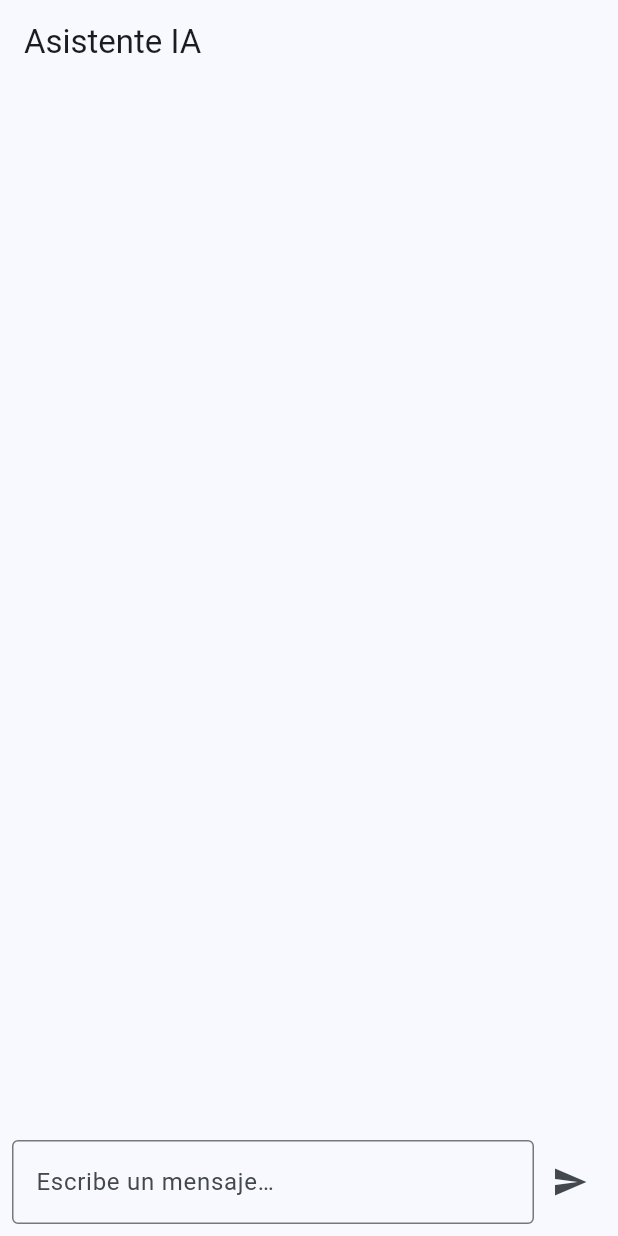
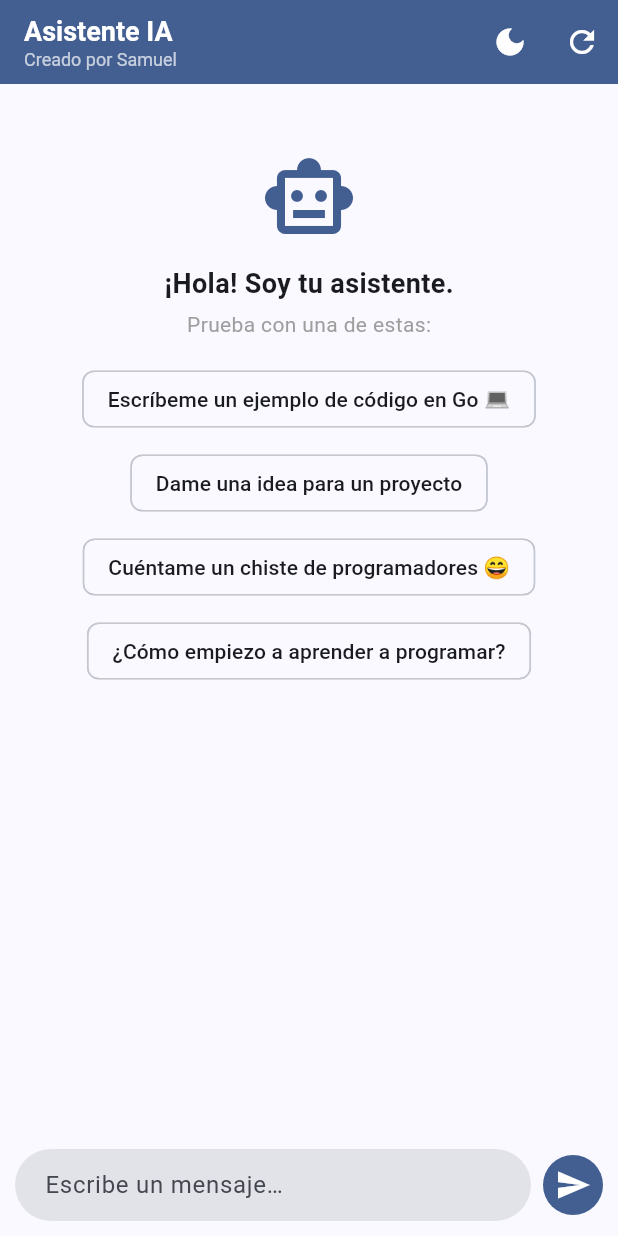
Before and after one commit to samuelcatalanz123/asistente-ia, a Flutter app: the screen it shows after launch, after a tap on the "send" icon, on a phone screen of 412 x 824 dp. Run offline on Flutter 3.47's test engine with Material 3 defaults, Android fonts, the phone set to English and light mode, and no system bars.

Commit message:
feat(flutter): rediseno moderno de la app movil + modo oscuro, nueva conversacion y preguntas de ejemplo
Co-Authored-By: Claude Opus 4.8 (1M context) <noreply@anthropic.com>

```diff
--- a/app/lib/main.dart
+++ b/app/lib/main.dart
@@ -14,15 +14,43 @@ void main() {
   runApp(const AsistenteApp());
 }
 
-class AsistenteApp extends StatelessWidget {
+class AsistenteApp extends StatefulWidget {
   const AsistenteApp({super.key});
+
+  @override
+  State<AsistenteApp> createState() => _AsistenteAppState();
+}
+
+class _AsistenteAppState extends State<AsistenteApp> {
+  ThemeMode _modo = ThemeMode.light;
+
+  void _alternarTema() {
+    setState(() {
+      _modo = _modo == ThemeMode.light ? ThemeMode.dark : ThemeMode.light;
+    });
+  }
 
   @override
   Widget build(BuildContext context) {
     return MaterialApp(
       title: 'Asistente IA',
-      theme: ThemeData(colorSchemeSeed: Colors.blue, useMaterial3: true),
-      home: ChatScreen(service: ChatService(baseUrl: backendUrl)),
+      debugShowCheckedModeBanner: false,
+      theme: ThemeData(
+        colorSchemeSeed: const Color(0xFF1A73E8),
+        useMaterial3: true,
+        brightness: Brightness.light,
+      ),
+      darkTheme: ThemeData(
+        colorSchemeSeed: const Color(0xFF1A73E8),
+        useMaterial3: true,
+        brightness: Brightness.dark,
+      ),
+      themeMode: _modo,
+      home: ChatScreen(
+        service: ChatService(baseUrl: backendUrl),
+        onToggleTheme: _alternarTema,
+        isDark: _modo == ThemeMode.dark,
+      ),
     );
   }
 }
--- a/app/lib/screens/chat_screen.dart
+++ b/app/lib/screens/chat_screen.dart
@@ -4,7 +4,15 @@ import '../services/chat_service.dart';
 
 class ChatScreen extends StatefulWidget {
   final ChatService service;
-  const ChatScreen({super.key, required this.service});
+  final VoidCallback onToggleTheme;
+  final bool isDark;
+
+  const ChatScreen({
+    super.key,
+    required this.service,
+    required this.onToggleTheme,
+    required this.isDark,
+  });
 
   @override
   State<ChatScreen> createState() => _ChatScreenState();
@@ -12,11 +20,32 @@ class ChatScreen extends StatefulWidget {
 
 class _ChatScreenState extends State<ChatScreen> {
   final _controller = TextEditingController();
+  final _scroll = ScrollController();
   final _messages = <Message>[];
   bool _loading = false;
 
-  Future<void> _send() async {
-    final text = _controller.text.trim();
+  // Preguntas de ejemplo que se muestran al empezar.
+  static const _preguntas = [
+    'Escríbeme un ejemplo de código en Go 💻',
+    'Dame una idea para un proyecto',
+    'Cuéntame un chiste de programadores 😄',
+    '¿Cómo empiezo a aprender a programar?',
+  ];
+
+  void _bajarDelTodo() {
+    WidgetsBinding.instance.addPostFrameCallback((_) {
+      if (_scroll.hasClients) {
+        _scroll.animateTo(
+          _scroll.position.maxScrollExtent,
+          duration: const Duration(milliseconds: 250),
+          curve: Curves.easeOut,
+        );
+      }
+    });
+  }
+
+  Future<void> _send(String text) async {
+    text = text.trim();
     if (text.isEmpty || _loading) return;
 
     setState(() {
@@ -24,6 +53,7 @@ class _ChatScreenState extends State<ChatScreen> {
       _loading = true;
       _controller.clear();
     });
+    _bajarDelTodo();
 
     try {
       final reply = await widget.service.sendMessages(_messages);
@@ -31,64 +61,188 @@ class _ChatScreenState extends State<ChatScreen> {
       setState(() => _messages.add(Message(role: 'assistant', content: reply)));
     } catch (e) {
       if (!mounted) return;
-      setState(() => _messages
-          .add(Message(role: 'assistant', content: 'No me pude conectar, inténtalo de nuevo')));
+      setState(() => _messages.add(Message(
+          role: 'assistant',
+          content: '⚠️ No me pude conectar, inténtalo de nuevo')));
     } finally {
       if (mounted) setState(() => _loading = false);
+      _bajarDelTodo();
     }
+  }
+
+  void _nuevaConversacion() {
+    setState(() {
+      _messages.clear();
+      _loading = false;
+    });
   }
 
   @override
   Widget build(BuildContext context) {
+    final theme = Theme.of(context);
+    final colors = theme.colorScheme;
+
     return Scaffold(
-      appBar: AppBar(title: const Text('Asistente IA')),
+      appBar: AppBar(
+        backgroundColor: colors.primary,
+        foregroundColor: Colors.white,
+        title: Column(
+          crossAxisAlignment: CrossAxisAlignment.start,
+          mainAxisSize: MainAxisSize.min,
+          children: const [
+            Text('Asistente IA',
+                style: TextStyle(fontWeight: FontWeight.bold, fontSize: 18)),
+            Text('Creado por Samuel',
+                style: TextStyle(fontSize: 12, color: Colors.white70)),
+          ],
+        ),
+        actions: [
+          IconButton(
+            tooltip: 'Modo claro/oscuro',
+            icon: Icon(widget.isDark ? Icons.light_mode : Icons.dark_mode),
+            onPressed: widget.onToggleTheme,
+          ),
+          IconButton(
+            tooltip: 'Nueva conversación',
+            icon: const Icon(Icons.refresh),
+            onPressed: _nuevaConversacion,
+          ),
+        ],
+      ),
       body: Column(
         children: [
           Expanded(
-            child: ListView.builder(
-              padding: const EdgeInsets.all(12),
+            child: _messages.isEmpty ? _bienvenida(colors) : _listaMensajes(colors),
+          ),
+          if (_loading)
+            const Padding(
+              padding: EdgeInsets.all(10),
+              child: Row(
+                children: [
+                  SizedBox(
+                      width: 16,
+                      height: 16,
+                      child: CircularProgressIndicator(strokeWidth: 2)),
+                  SizedBox(width: 10),
+                  Text('escribiendo…'),
+                ],
+              ),
+            ),
+          _barraEscribir(colors),
+        ],
+      ),
+    );
+  }
+
+  // Pantalla de bienvenida con las preguntas de ejemplo.
+  Widget _bienvenida(ColorScheme colors) {
+    return SingleChildScrollView(
+      padding: const EdgeInsets.all(24),
+      child: Column(
+        crossAxisAlignment: CrossAxisAlignment.center,
+        children: [
+          const SizedBox(height: 20),
+          Icon(Icons.smart_toy_outlined, size: 64, color: colors.primary),
+          const SizedBox(height: 12),
+          const Text('¡Hola! Soy tu asistente.',
+              style: TextStyle(fontSize: 18, fontWeight: FontWeight.w600)),
+          const SizedBox(height: 4),
+          const Text('Prueba con una de estas:',
+              style: TextStyle(color: Colors.grey)),
+          const SizedBox(height: 16),
+          Wrap(
+            alignment: WrapAlignment.center,
+            spacing: 8,
+            runSpacing: 8,
+            children: _preguntas
+                .map((p) => ActionChip(
+                      label: Text(p),
+                      onPressed: () => _send(p),
+                    ))
+                .toList(),
+          ),
+        ],
+      ),
+    );
+  }
+
+  Widget _listaMensajes(ColorScheme colors) {
+    return ListView.builder(
+      controller: _scroll,
+      padding: const EdgeInsets.all(14),
       itemCount: _messages.length,
       itemBuilder: (context, i) {
         final m = _messages[i];
         return Align(
           alignment: m.isUser ? Alignment.centerRight : Alignment.centerLeft,
           child: Container(
-                    margin: const EdgeInsets.symmetric(vertical: 4),
-                    padding: const EdgeInsets.all(12),
+            margin: const EdgeInsets.symmetric(vertical: 5),
+            padding: const EdgeInsets.symmetric(horizontal: 14, vertical: 11),
+            constraints: BoxConstraints(
+                maxWidth: MediaQuery.of(context).size.width * 0.78),
             decoration: BoxDecoration(
-                      color: m.isUser ? Colors.blue.shade100 : Colors.grey.shade200,
-                      borderRadius: BorderRadius.circular(12),
+              color: m.isUser ? colors.primary : colors.surfaceContainerHighest,
+              borderRadius: BorderRadius.only(
+                topLeft: const Radius.circular(18),
+                topRight: const Radius.circular(18),
+                bottomLeft: Radius.circular(m.isUser ? 18 : 5),
+                bottomRight: Radius.circular(m.isUser ? 5 : 18),
               ),
-                    child: Text(m.content),
+              boxShadow: [
+                BoxShadow(
+                    color: Colors.black.withValues(alpha: 0.06),
+                    blurRadius: 6,
+                    offset: const Offset(0, 2)),
+              ],
+            ),
+            child: Text(
+              m.content,
+              style: TextStyle(
+                color: m.isUser ? Colors.white : colors.onSurface,
+                height: 1.4,
+              ),
+            ),
           ),
         );
       },
-            ),
-          ),
-          if (_loading) const Padding(
-            padding: EdgeInsets.all(8),
-            child: Text('escribiendo…'),
-          ),
-          Padding(
-            padding: const EdgeInsets.all(8),
+    );
+  }
+
+  Widget _barraEscribir(ColorScheme colors) {
+    return SafeArea(
+      top: false,
+      child: Padding(
+        padding: const EdgeInsets.fromLTRB(10, 6, 10, 10),
         child: Row(
           children: [
             Expanded(
               child: TextField(
                 controller: _controller,
-                    decoration: const InputDecoration(
+                textInputAction: TextInputAction.send,
+                decoration: InputDecoration(
                   hintText: 'Escribe un mensaje…',
-                      border: OutlineInputBorder(),
-                    ),
-                    onSubmitted: (_) => _send(),
+                  filled: true,
+                  contentPadding:
+                      const EdgeInsets.symmetric(horizontal: 16, vertical: 12),
+                  border: OutlineInputBorder(
+                    borderRadius: BorderRadius.circular(24),
+                    borderSide: BorderSide.none,
                   ),
                 ),
-                IconButton(icon: const Icon(Icons.send), onPressed: _send),
-              ],
+                onSubmitted: _send,
+              ),
+            ),
+            const SizedBox(width: 8),
+            CircleAvatar(
+              backgroundColor: colors.primary,
+              child: IconButton(
+                icon: const Icon(Icons.send, color: Colors.white),
+                onPressed: () => _send(_controller.text),
               ),
             ),
           ],
         ),
+      ),
     );
   }
 }
```
Also changed, not shown: 1 other file. Lines whose indentation alone changed are shown as unchanged.
